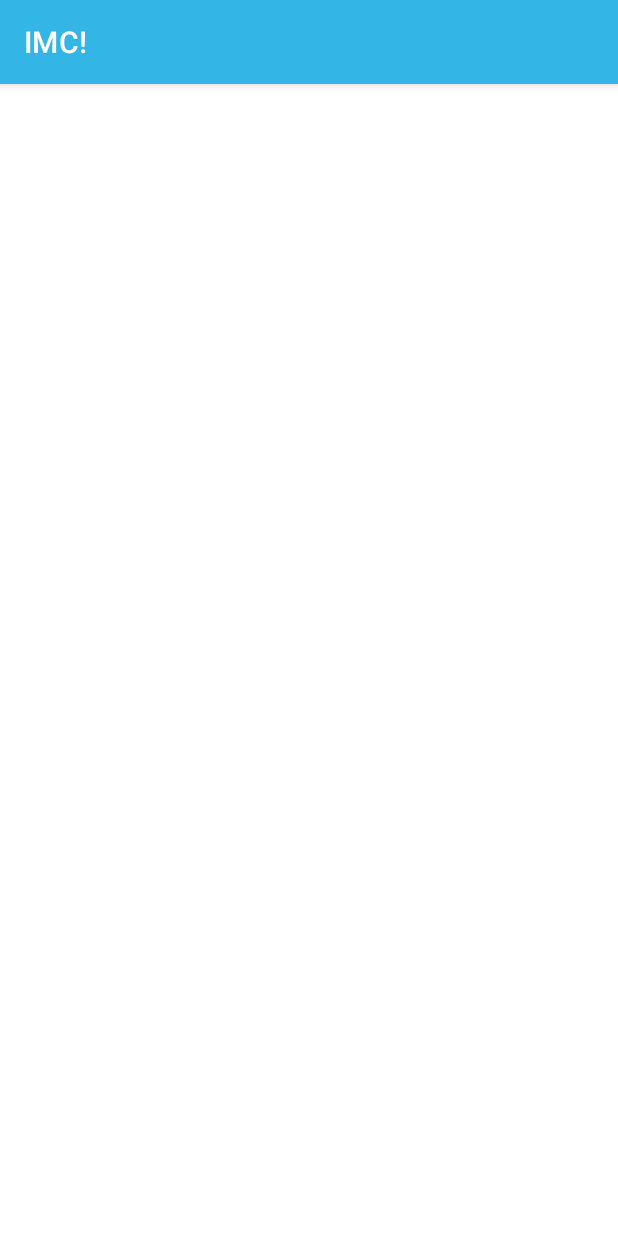
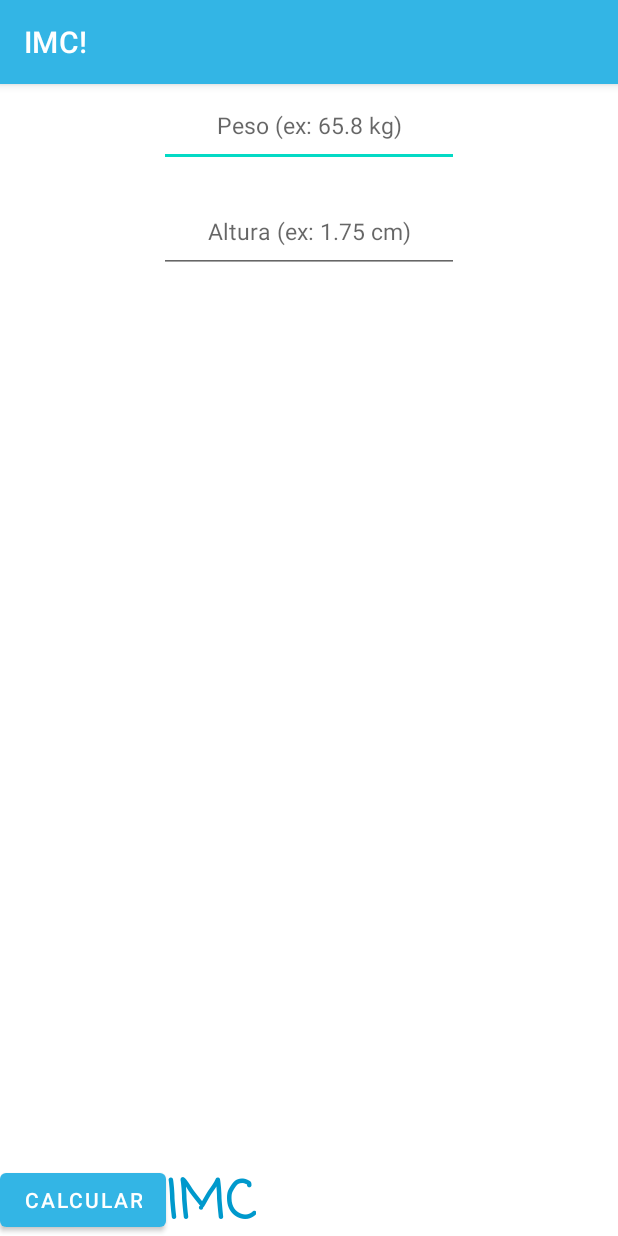
Before and after one commit to marcosdenisalves/imcapp, an Android app: the ResultActivity screen opened directly, with no data from a screen before it, on a phone screen of 412 x 824 dp. Run offline under Robolectric (Android 15) with nearby library versions, the phone set to English and light mode, and no system bars.

Commit message:
trabalhando com relative layout

```diff
--- a/app/src/main/java/com/myproject/imcapplication/ResultActivity.kt
+++ b/app/src/main/java/com/myproject/imcapplication/ResultActivity.kt
@@ -7,7 +7,7 @@ import android.util.Log
 class ResultActivity : AppCompatActivity() {
     override fun onCreate(savedInstanceState: Bundle?) {
         super.onCreate(savedInstanceState)
-        setContentView(R.layout.activity_result)
+        setContentView(R.layout.relative_main)
         Log.e("ciclo", "Ciclo de criação")
     }
 }
--- a/app/src/main/res/layout/activity_result.xml
+++ /dev/null
@@ -1,9 +0,0 @@
-<?xml version="1.0" encoding="utf-8"?>
-<androidx.constraintlayout.widget.ConstraintLayout xmlns:android="http://schemas.android.com/apk/res/android"
-    xmlns:app="http://schemas.android.com/apk/res-auto"
-    xmlns:tools="http://schemas.android.com/tools"
-    android:layout_width="match_parent"
-    android:layout_height="match_parent"
-    tools:context=".ResultActivity">
-
-</androidx.constraintlayout.widget.ConstraintLayout>
--- /dev/null
+++ b/app/src/main/res/layout/relative_main.xml
@@ -0,0 +1,48 @@
+<?xml version="1.0" encoding="utf-8"?>
+<RelativeLayout xmlns:android="http://schemas.android.com/apk/res/android"
+    android:layout_width="match_parent"
+    android:layout_height="match_parent"
+    xmlns:tools="http://schemas.android.com/tools">
+
+    <TextView
+        android:id="@+id/txtLabelImc"
+        android:text="IMC"
+        android:layout_alignTop="@id/btnCalc"
+        android:fontFamily="casual"
+        android:layout_centerHorizontal="true"
+        android:layout_toEndOf="@id/btnCalc"
+        android:textAlignment="center"
+        android:textSize="35sp"
+        android:textStyle="bold"
+        android:textColor="@color/holo_blue_dark"
+        android:layout_height="wrap_content"
+        android:layout_width="wrap_content"/>
+
+    <EditText
+        android:id="@+id/inputTxtOne"
+        android:hint="Peso (ex: 65.8 kg)"
+        android:layout_centerHorizontal="true"
+        style="@style/EditTextStyle" />
+
+    <EditText
+        android:id="@+id/inputTxtTwo"
+        tools:visibility="visible"
+        android:layout_below="@id/inputTxtOne"
+        android:layout_centerInParent="true"
+        android:hint="Altura (ex: 1.75 cm)"
+        style="@style/EditTextStyle"/>
+
+    <Button
+        android:id="@+id/btnCalc"
+        android:layout_alignParentBottom="true"
+        android:text="calcular"
+        android:layout_width="wrap_content"
+        android:layout_height="wrap_content"/>
+
+    <TextView
+        android:id="@+id/textResult"
+        tools:visibility="gone"
+        android:layout_marginTop="18dp"
+        android:layout_width="250dp"
+        android:layout_height="100dp" />
+</RelativeLayout>
```
